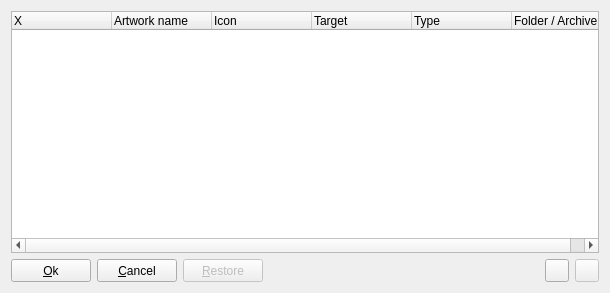
Old version of the form additionalartworksetup.ui in the repository qmc2/qmc2-mame-fe.
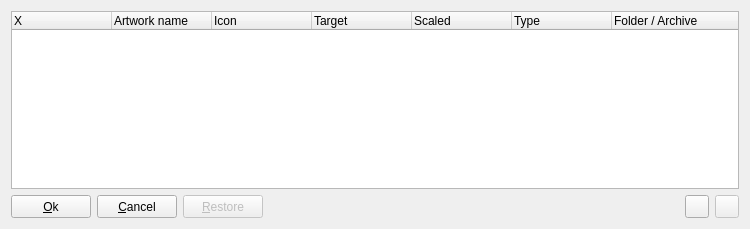
New version of the form. Icons and pictures are not drawn.

```diff
--- a/additionalartworksetup.ui
+++ b/additionalartworksetup.ui
@@ -6,8 +6,8 @@
    <rect>
     <x>0</x>
     <y>0</y>
-    <width>610</width>
-    <height>293</height>
+    <width>750</width>
+    <height>229</height>
    </rect>
   </property>
   <property name="windowTitle">
@@ -51,6 +51,11 @@
        <string>Target</string>
       </property>
      </column>
+     <column>
+      <property name="text">
+       <string>Scaled</string>
+      </property>
+     </column>
      <column>
       <property name="text">
        <string>Type</string>
```
